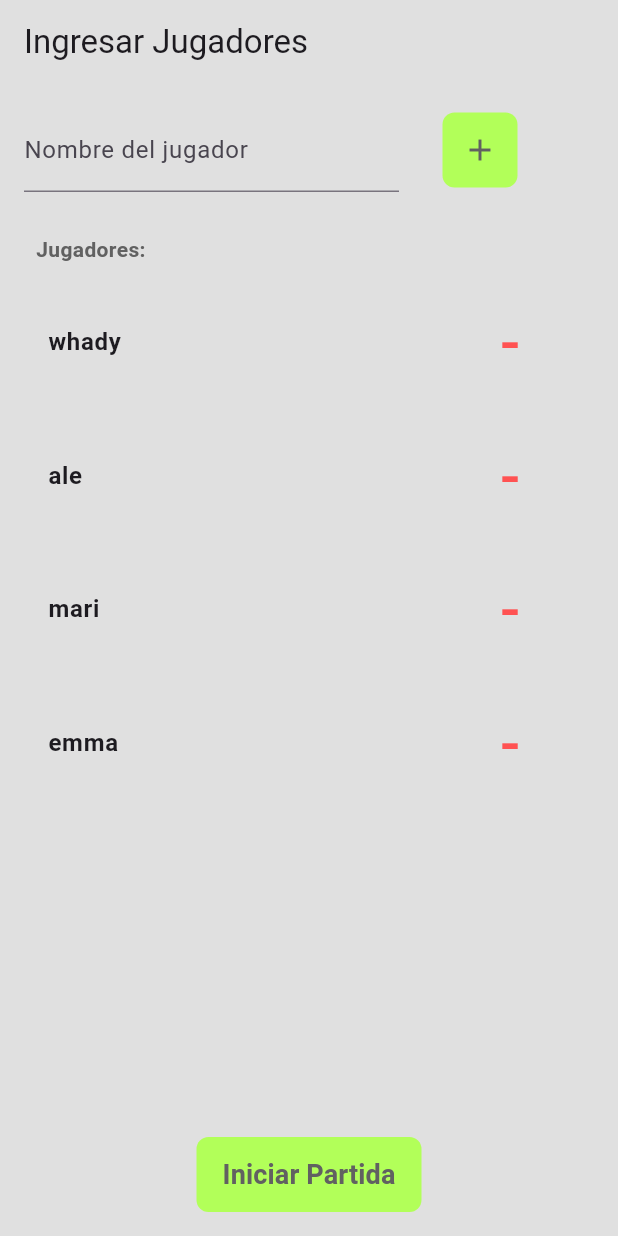
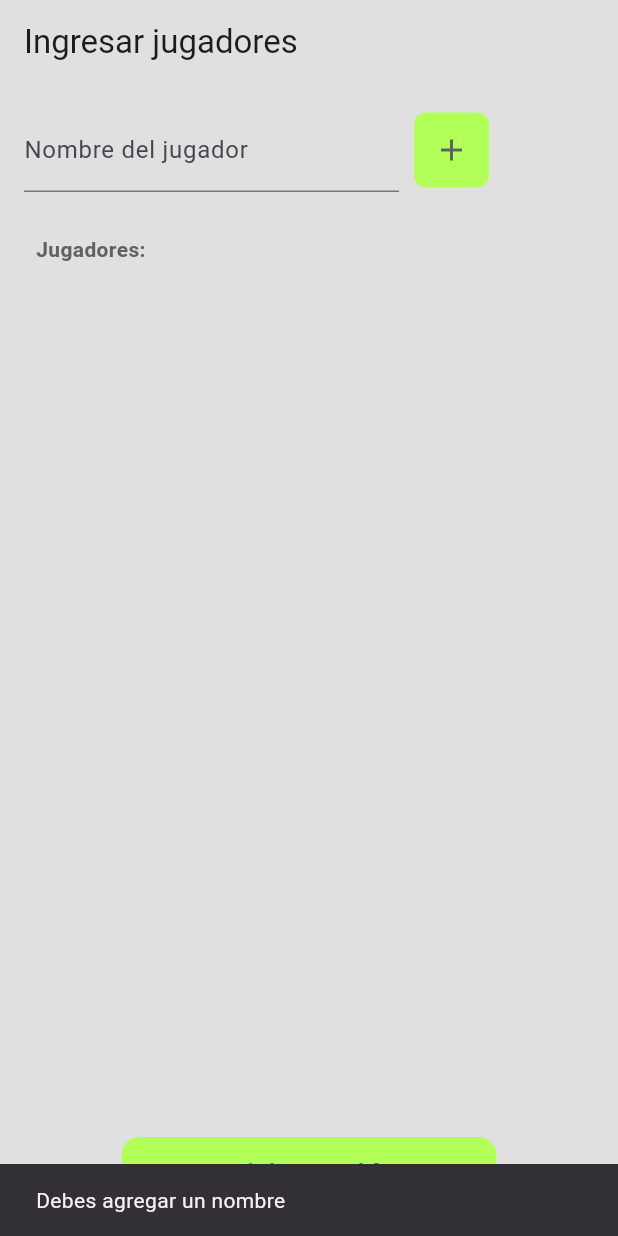
Before and after one commit to Whadyjm/padelrecord, a Flutter app: the screen it shows after launch, after a tap on the "add" icon, on a phone screen of 412 x 824 dp. Run offline on Flutter 3.47's test engine with Material 3 defaults, Android fonts, the light colour scheme and no system bars.

Commit message:
se añadio state management con provider

```diff
--- a/lib/main.dart
+++ b/lib/main.dart
@@ -1,6 +1,8 @@
 import 'dart:math';
 import 'package:flutter/material.dart';
+import 'package:padel_record/provider/playerProvider.dart';
 import 'package:padel_record/view/playerInputScreen.dart';
+import 'package:provider/provider.dart';
 
 void main() {
   runApp(const PadelApp());
@@ -11,13 +13,20 @@ class PadelApp extends StatelessWidget {
 
   @override
   Widget build(BuildContext context) {
-    return MaterialApp(
-      debugShowCheckedModeBanner: false,
-      title: 'Partida de Padel',
-      theme: ThemeData(
-        primarySwatch: Colors.blue,
+    return MultiProvider(
+      providers: [
+        ChangeNotifierProvider(create: (context){
+          return PlayerProvider();
+        })
+      ],
+      child: MaterialApp(
+        debugShowCheckedModeBanner: false,
+        title: 'Partida de Padel',
+        theme: ThemeData(
+          primarySwatch: Colors.blue,
+        ),
+        home: const PlayerInputScreen(),
       ),
-      home: const PlayerInputScreen(),
     );
   }
 }
--- /dev/null
+++ b/lib/models/playerModel.dart
@@ -0,0 +1,18 @@
+import 'package:flutter/cupertino.dart';
+
+class PlayerModel with ChangeNotifier{
+
+  final String nombre;
+  final int puntos;
+
+  @override
+  String toString() {
+    return nombre; /// Sobrescribe el nombre para que no muestre 'instance of PlayerModel'
+  }
+
+  PlayerModel({
+    required this.nombre,
+    this.puntos = 0
+});
+
+}
--- /dev/null
+++ b/lib/provider/playerProvider.dart
@@ -0,0 +1,36 @@
+import 'dart:math';
+
+import 'package:flutter/cupertino.dart';
+import 'package:padel_record/models/playerModel.dart';
+
+class PlayerProvider with ChangeNotifier{
+  List<PlayerModel> _players = [];
+  List<List<PlayerModel>> _teams = [];
+  List<dynamic> _teamA = [];
+  List<dynamic> _teamB = [];
+
+  List<PlayerModel> get players => _players;
+  List<List<PlayerModel>> get teams => _teams;
+
+  List<dynamic> get teamA => _teamA;
+  List<dynamic> get teamB => _teamB;
+
+  void addPlayer(String nombre) {
+      _players.add(PlayerModel(nombre: nombre));
+      notifyListeners();
+  }
+
+  void assignTeams(){
+    final random = Random();
+    final shuffledPlayers = List.from(_players)..shuffle(random);
+    _teamA = shuffledPlayers.sublist(0,2);
+    _teamB = shuffledPlayers.sublist(2,4);
+    notifyListeners();
+  }
+
+  void removePlayer(index) {
+    _players.remove(index);
+    notifyListeners();
+  }
+
+}
--- a/lib/view/playerInputScreen.dart
+++ b/lib/view/playerInputScreen.dart
@@ -1,50 +1,26 @@
 import 'dart:ui';
 
 import 'package:flutter/material.dart';
+import 'package:padel_record/models/playerModel.dart';
+import 'package:padel_record/provider/playerProvider.dart';
 import 'package:padel_record/view/gameScreen.dart';
+import 'package:provider/provider.dart';
 
-class PlayerInputScreen extends StatefulWidget {
+class PlayerInputScreen extends StatelessWidget {
   const PlayerInputScreen({super.key});
 
-  @override
-  _PlayerInputScreenState createState() => _PlayerInputScreenState();
-}
-
-class _PlayerInputScreenState extends State<PlayerInputScreen> {
-  final List<String> _players = ['whady', 'ale', 'mari', 'emma'];
-  final TextEditingController _controller = TextEditingController();
-
-  void _addPlayer() {
-    if (_controller.text.isNotEmpty) {
-      setState(() {
-        _players.add(_controller.text);
-        _controller.clear();
-      });
-    }
-  }
-
-  void _startGame() {
-    if (_players.length >= 4) {
-      Navigator.push(
-        context,
-        MaterialPageRoute(
-          builder: (context) => GameScreen(players: _players),
-        ),
-      );
-    } else {
-      ScaffoldMessenger.of(context).showSnackBar(
-        const SnackBar(content: Text('Se necesitan al menos 4 jugadores')),
-      );
-    }
-  }
 
   @override
   Widget build(BuildContext context) {
+
+    final playerProvider = Provider.of<PlayerProvider>(context);
+    final TextEditingController nombreController = TextEditingController();
+
     return Scaffold(
       backgroundColor: Colors.grey.shade300,
       appBar: AppBar(
         backgroundColor: Colors.grey.shade300,
-        title: const Text('Ingresar Jugadores'),
+        title: const Text('Ingresar jugadores'),
       ),
       body: Padding(
         padding: const EdgeInsets.all(16.0),
@@ -55,24 +31,32 @@ class _PlayerInputScreenState extends State<PlayerInputScreen> {
                 SizedBox(
                   width: 250,
                   child: TextField(
-                    controller: _controller,
+                    controller: nombreController,
                     decoration: const InputDecoration(labelText: 'Nombre del jugador'),
                   ),
                 ),
                 const SizedBox(width: 10,),
-                MaterialButton(
-                  onPressed: (){
-                    _addPlayer();
-                  },
-                  child: Container(
+                Container(
                       height: 50,
                       width: 50,
                       decoration: BoxDecoration(
                           color: Colors.lightGreenAccent,
                           borderRadius: BorderRadius.circular(8)
                       ),
-                      child: Icon(Icons.add, color: Colors.grey.shade700,)
+                      child: IconButton(
+                          onPressed: (){
+                            if (nombreController.text.isEmpty) {
+                              ScaffoldMessenger.of(context).showSnackBar(
+                              const SnackBar(
+                                content: Text('Debes agregar un nombre'),
                               ),
+                            );
+                            } else {
+                              playerProvider.addPlayer(nombreController.text);
+                              nombreController.clear();
+                            }
+                          },
+                          icon: Icon(Icons.add, color: Colors.grey.shade700,)),
                   ),
               ],
             ),
@@ -87,37 +71,53 @@ class _PlayerInputScreenState extends State<PlayerInputScreen> {
             ),
             Expanded(
               child: ListView.builder(
-                itemCount: _players.length,
+                itemCount: playerProvider.players.length,
                 itemBuilder: (context, index) {
-                  return ListTile(
+
+                  final player = playerProvider.players[index];
+
+                  return Column(
+                    children: [
+                      ListTile(
                         title: Row(
                           mainAxisAlignment: MainAxisAlignment.spaceBetween,
                           children: [
-                        Text(_players[index], style: const TextStyle(fontWeight: FontWeight.w700),),
+                            Text(player.nombre, style: const TextStyle(fontWeight: FontWeight.w700),),
                             TextButton(
                               onPressed: () {
-                          setState(() {
-                            _players.remove(_players[index]);
-                          });
+                              playerProvider.removePlayer(player);
                             }, child: const Text('-', style: TextStyle(color: Colors.redAccent, fontSize: 40),),)
                           ],
                         ),
+                      ),
+                    ],
                   );
                 },
               ),
             ),
             MaterialButton(
               onPressed: (){
-                _startGame();
+                if (playerProvider.players.length >= 4){
+                  playerProvider.assignTeams();
+                  Navigator.push(context, MaterialPageRoute(builder: (context){
+                    return GameScreen();
+                  }));
+                } else {
+                  ScaffoldMessenger.of(context).showSnackBar(
+                    const SnackBar(
+                      content: Text('Se necesitan al menos 4 jugadores'),
+                    ),
+                  );
+                }
               },
               child: Container(
                   height: 50,
-                  width: 150,
+                  width: 250,
                   decoration: BoxDecoration(
                       color: Colors.lightGreenAccent,
-                      borderRadius: BorderRadius.circular(8)
+                      borderRadius: BorderRadius.circular(12)
                   ),
-                  child: Center(child: Text('Iniciar Partida', style: TextStyle(fontSize: 18, color: Colors.grey.shade700, fontWeight: FontWeight.bold),))),
+                  child: Center(child: Text('Iniciar partida', style: TextStyle(fontSize: 18, color: Colors.grey.shade700, fontWeight: FontWeight.bold),))),
             ),
           ],
         ),
--- a/pubspec.yaml
+++ b/pubspec.yaml
@@ -35,6 +35,7 @@ dependencies:
   # The following adds the Cupertino Icons font to your application.
   # Use with the CupertinoIcons class for iOS style icons.
   cupertino_icons: ^1.0.6
+  provider: ^6.1.2
 
 dev_dependencies:
   flutter_test:
```
Also changed, not shown: lib/view/gameScreen.dart (+92 -50 lines), firebase.json, pubspec.lock, 1 other file. Lines whose indentation alone changed are shown as unchanged.
